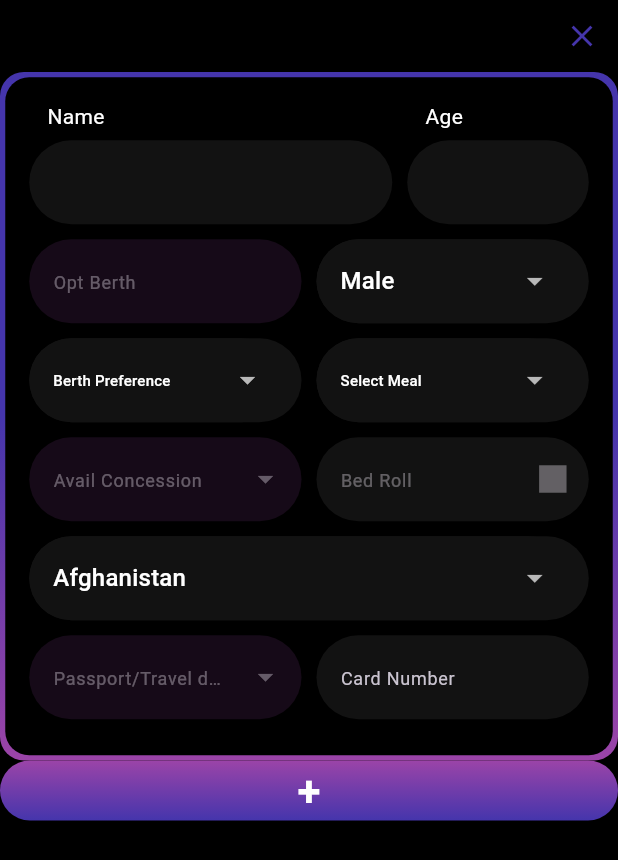
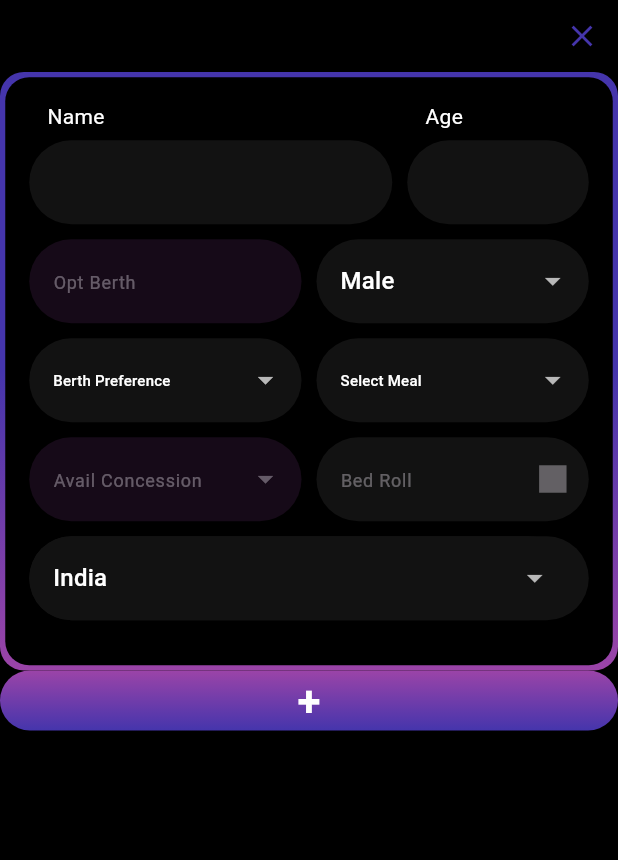
Before and after one commit to noobarafat/Rail_Ticketing, a Flutter app: the PassengerDetails widget shown alone on an empty page, opened directly, on a phone screen of 412 x 824 dp. Shown: the top 860 px of the screen. Run offline on Flutter 3.47's test engine with Material 3 defaults, Android fonts, the phone set to English and light mode, and no system bars; our stand-ins replace get.

Commit message:
code refactoring

```diff
--- /dev/null
+++ b/lib/models/passenger_detrails_model.dart
@@ -0,0 +1,22 @@
+import 'package:flutter/material.dart';
+
+class PassengerDetailsModel {
+  TextEditingController passengerName;
+  TextEditingController passengerAge;
+
+  String passengerGender = "Male";
+  String passengerBerthPref = "Berth Preference";
+  String passengerMeal = "Select Meal";
+  String passengerCountry = "India";
+
+  TextEditingController? passengerCardNumner;
+  // String? passportOrTravelDoc;
+
+  // String? optBerth;
+  // String? availConsession;
+  // String? bedRoll;
+
+  PassengerDetailsModel()
+    : passengerName = TextEditingController(),
+      passengerAge = TextEditingController();
+}
--- a/lib/models/passenger_model.dart
+++ /dev/null
@@ -1,13 +0,0 @@
-import 'package:flutter/material.dart';
-
-class PassengerDetailsModel {
-  TextEditingController nameController = TextEditingController();
-  TextEditingController ageController = TextEditingController();
-  TextEditingController berth = TextEditingController();
-  TextEditingController gender = TextEditingController();
-  TextEditingController berthPref = TextEditingController();
-  TextEditingController selectMeal = TextEditingController();
-  TextEditingController availConsession = TextEditingController();
-  TextEditingController bedRoll = TextEditingController();
-  TextEditingController country = TextEditingController();
-}
--- a/lib/viewmodels/passenger_details_viewmodel.dart
+++ b/lib/viewmodels/passenger_details_viewmodel.dart
@@ -1,9 +1,11 @@
+import 'package:flutter/material.dart';
 import 'package:get/get.dart';
-import 'package:rail_ticketing/core/country_list.dart';
-import 'package:rail_ticketing/models/passenger_model.dart';
+
+import 'package:rail_ticketing/models/passenger_detrails_model.dart';
 
 class PassengerDetailsViewmodel extends GetxController {
   List<PassengerDetailsModel> passengers = [];
+  List<GlobalKey<FormState>> passengerFormKey = [];
 
   @override
   void onInit() {
@@ -12,34 +14,27 @@ class PassengerDetailsViewmodel extends GetxController {
     super.onInit();
   }
 
-  void addPassenger() {
+  bool addPassenger() {
+    if (passengers.length >= 6) {
+      return false;
+    }
     passengers.add(PassengerDetailsModel());
+    passengerFormKey.add(GlobalKey<FormState>());
     update();
+
+    return true;
   }
 
   void removeUser(int index) {
-    passengers[index].nameController.dispose();
-    passengers[index].ageController.dispose();
+    passengers[index].passengerName.dispose();
+    passengers[index].passengerAge.dispose();
+
     passengers.removeAt(index);
+    passengerFormKey.removeAt(index);
     update();
   }
 
   List<String> genders = ["Male", "Female", "Transgender"];
-  String selectedGender = "Male";
-  void chooseGender(String? gender) {
-    if (gender != null) {
-      selectedGender = gender;
-    }
-    update();
-  }
-
-  String selectedCountry = CountryList.countries[0];
-  void chooseCountry(String? country) {
-    if (country != null) {
-      selectedCountry = country;
-    }
-    update();
-  }
 
   List<String> availableBerthPreferences = [
     "Berth Preference",
@@ -52,13 +47,6 @@ class PassengerDetailsViewmodel extends GetxController {
     "CABIN",
     "COUPE",
   ];
-  String selectedBerthPref = "Berth Preference";
-  void chooseBerthPref(String? berth) {
-    if (berth != null) {
-      selectedBerthPref = berth;
-    }
-    update();
-  }
 
   List<String> availableMeals = [
     "Select Meal",
@@ -69,11 +57,4 @@ class PassengerDetailsViewmodel extends GetxController {
     "NON VEG (DIABETIC)",
     "NO FOOD",
   ];
-  String selectedMeal = "Select Meal";
-  void chooseMeal(String? meal) {
-    if (meal != null) {
-      selectedMeal = meal;
-    }
-    update();
-  }
 }
--- a/lib/views/pages/rail_connect_form_page.dart
+++ b/lib/views/pages/rail_connect_form_page.dart
@@ -6,6 +6,7 @@ class RailConnectFormPage extends StatelessWidget {
 
   @override
   Widget build(BuildContext context) {
-    return WebsiteFormPage();
+    //return WebsiteFormPage();
+    return Placeholder();
   }
 }
--- a/lib/views/pages/website_form_page.dart
+++ b/lib/views/pages/website_form_page.dart
@@ -6,7 +6,6 @@ import 'package:rail_ticketing/views/widgets/custom_fields/login_field.dart';
 import 'package:rail_ticketing/views/widgets/custom_fields/passenger_details.dart';
 import 'package:rail_ticketing/views/widgets/custom_fields/payment_field.dart';
 import 'package:rail_ticketing/views/widgets/custom_gradient_button.dart';
-
 import 'package:rail_ticketing/views/widgets/text_field_box.dart';
 
 class WebsiteFormPage extends StatelessWidget {
--- a/lib/views/widgets/custom_fields/passenger_details.dart
+++ b/lib/views/widgets/custom_fields/passenger_details.dart
@@ -3,6 +3,7 @@ import 'package:get/get.dart';
 
 import 'package:rail_ticketing/core/color_pallet.dart';
 import 'package:rail_ticketing/core/country_list.dart';
+import 'package:rail_ticketing/models/passenger_detrails_model.dart';
 import 'package:rail_ticketing/viewmodels/passenger_details_viewmodel.dart';
 import 'package:rail_ticketing/views/widgets/custom_gradient_button.dart';
 import 'package:rail_ticketing/views/widgets/text_field_box.dart';
@@ -24,45 +25,10 @@ class PassengerDetails extends StatelessWidget {
               physics: NeverScrollableScrollPhysics(),
               itemCount: passengerViewmodel.passengers.length,
               itemBuilder: (context, index) {
-                final pessenger = passengerViewmodel.passengers[index];
-                // return Card(
-
-                //   margin: EdgeInsets.symmetric(vertical: 8),
-                //   child: Padding(
-                //     padding: const EdgeInsets.all(12.0),
-                //     child: Column(
-                //       crossAxisAlignment: CrossAxisAlignment.start,
-                //       children: [
-                //         Row(
-                //           children: [
-                //             Text(
-                //               "Passenger: ${index + 1}",
-                //               style: TextStyle(fontWeight: FontWeight.bold),
-                //             ),
-                //             Spacer(),
-                //             IconButton(
-                //               icon: Icon(Icons.delete),
-                //               onPressed:
-                //                   () => passengerViewmodel.removeUser(index),
-                //             ),
-                //           ],
-                //         ),
-                //         TextFormField(
-                //           controller: user.nameController,
-                //           decoration: InputDecoration(labelText: 'Name'),
-                //         ),
-                //         SizedBox(height: 8),
-                //         TextFormField(
-                //           controller: user.ageController,
-                //           keyboardType: TextInputType.number,
-                //           decoration: InputDecoration(labelText: 'Age'),
-                //         ),
-                //       ],
-                //     ),
-                //   ),
-                // );
-
-                return Column(
+                final passenger = passengerViewmodel.passengers[index];
+                return Form(
+                  key: controller.passengerFormKey[index],
+                  child: Column(
                     crossAxisAlignment: CrossAxisAlignment.end,
                     children: [
                       IconButton(
@@ -79,22 +45,28 @@ class PassengerDetails extends StatelessWidget {
                         child: Column(
                           crossAxisAlignment: CrossAxisAlignment.start,
                           children: [
-                          _buildNameAgeRow(),
+                            _buildNameAgeRow(passenger),
                             const SizedBox(height: 10),
-                          _buildBerthAndGender(controller),
+                            _buildBerthAndGender(controller, passenger),
                             const SizedBox(height: 10),
-                          _buildBerthPreferenceAndMealSection(controller),
+                            _buildBerthPreferenceAndMealSection(
+                              controller,
+                              passenger,
+                            ),
                             const SizedBox(height: 10),
                             _buildAvailAndBed(),
                             const SizedBox(height: 10),
-                          _buildCountryField(controller),
+                            _buildCountryField(controller, passenger),
                             const SizedBox(height: 10),
-                          _buildPassportCardNumberSection(),
-                          Padding(padding: EdgeInsets.only(bottom: 8)),
+                            passenger.passengerCountry != "India"
+                                ? _buildPassportCardNumberSection(passenger)
+                                : SizedBox(height: 0),
+                            Padding(padding: EdgeInsets.only(bottom: 4)),
                           ],
                         ),
                       ),
                     ],
+                  ),
                 );
               },
             ),
@@ -102,7 +74,18 @@ class PassengerDetails extends StatelessWidget {
               buttonName: "+",
               buttonHeight: 40,
               buttonWidth: double.maxFinite,
-              onPressed: () => controller.addPassenger(),
+              onPressed: () {
+                bool isSuccessful = controller.addPassenger();
+                if (!isSuccessful) {
+                  ScaffoldMessenger.of(context).showSnackBar(
+                    SnackBar(
+                      duration: const Duration(milliseconds: 800),
+                      margin: EdgeInsets.symmetric(horizontal: 40),
+                      content: Text("Maximum 6 passenger allowed"),
+                    ),
+                  );
+                }
+              },
             ),
           ],
         );
@@ -110,7 +93,7 @@ class PassengerDetails extends StatelessWidget {
     );
   }
 
-  Row _buildNameAgeRow() {
+  Row _buildNameAgeRow(PassengerDetailsModel passenger) {
     return Row(
       mainAxisAlignment: MainAxisAlignment.start,
       children: [
@@ -123,7 +106,16 @@ class PassengerDetails extends StatelessWidget {
                 padding: const EdgeInsets.only(left: 12, bottom: 6),
                 child: Text("Name"),
               ),
-              TextFormField(),
+              TextFormField(
+                controller: passenger.passengerName,
+                validator: (value) {
+                  if (value == null || value.trim().isEmpty) {
+                    return "Name required";
+                  } else {
+                    return null;
+                  }
+                },
+              ),
             ],
           ),
         ),
@@ -137,7 +129,16 @@ class PassengerDetails extends StatelessWidget {
                 padding: const EdgeInsets.only(left: 12, bottom: 6),
                 child: Text("Age"),
               ),
-              TextFormField(),
+              TextFormField(
+                controller: passenger.passengerAge,
+                validator: (value) {
+                  if (value == null || value.trim().isEmpty) {
+                    return "Age required";
+                  } else {
+                    return null;
+                  }
+                },
+              ),
             ],
           ),
         ),
@@ -145,7 +146,10 @@ class PassengerDetails extends StatelessWidget {
     );
   }
 
-  Row _buildBerthAndGender(PassengerDetailsViewmodel controller) {
+  Row _buildBerthAndGender(
+    PassengerDetailsViewmodel controller,
+    PassengerDetailsModel passenger,
+  ) {
     return Row(
       children: [
         Flexible(
@@ -161,43 +165,42 @@ class PassengerDetails extends StatelessWidget {
         Padding(padding: EdgeInsets.only(left: 10)),
         Flexible(
           flex: 1,
-          child: TextField(
-            decoration: InputDecoration(
-              suffixIcon: Padding(
-                padding: EdgeInsets.only(right: 12),
           child: DropdownButtonFormField<String>(
-                  value: controller.selectedGender,
+            value: passenger.passengerGender,
             items:
                 controller.genders
-                          .map(
-                            (e) => DropdownMenuItem(value: e, child: Text(e)),
-                          )
+                    .map((e) => DropdownMenuItem(value: e, child: Text(e)))
                     .toList(),
             onChanged: (val) {
-                    controller.chooseGender(val);
+              if (val != null) {
+                passenger.passengerGender = val;
+              }
             },
-                ),
-              ),
-            ),
           ),
         ),
       ],
     );
   }
 
-  Widget _buildCountryField(PassengerDetailsViewmodel controller) {
+  Widget _buildCountryField(
+    PassengerDetailsViewmodel controller,
+    PassengerDetailsModel passenger,
+  ) {
     return TextField(
       decoration: InputDecoration(
         suffixIcon: Padding(
           padding: EdgeInsets.only(right: 12),
           child: DropdownButtonFormField<String>(
-            value: controller.selectedCountry,
+            value: passenger.passengerCountry,
             items:
                 CountryList.countries
                     .map((e) => DropdownMenuItem(value: e, child: Text(e)))
                     .toList(),
             onChanged: (val) {
-              controller.chooseCountry(val);
+              if (val != null) {
+                passenger.passengerCountry = val;
+                controller.update();
+              }
             },
           ),
         ),
@@ -207,16 +210,13 @@ class PassengerDetails extends StatelessWidget {
 
   Row _buildBerthPreferenceAndMealSection(
     PassengerDetailsViewmodel controller,
+    PassengerDetailsModel passenger,
   ) {
     return Row(
       children: [
         Expanded(
-          child: TextField(
-            decoration: InputDecoration(
-              suffixIcon: Padding(
-                padding: EdgeInsets.only(right: 12),
           child: DropdownButtonFormField<String>(
-                  value: controller.selectedBerthPref,
+            value: passenger.passengerBerthPref,
             items:
                 controller.availableBerthPreferences
                     .map(
@@ -227,21 +227,16 @@ class PassengerDetails extends StatelessWidget {
                     )
                     .toList(),
             onChanged: (val) {
-                    controller.chooseBerthPref(val);
+              if (val != null) {
+                passenger.passengerBerthPref = val;
+              }
             },
-                ),
-              ),
-            ),
           ),
         ),
         Padding(padding: EdgeInsets.only(left: 10)),
         Expanded(
-          child: TextField(
-            decoration: InputDecoration(
-              suffixIcon: Padding(
-                padding: EdgeInsets.only(right: 12),
           child: DropdownButtonFormField<String>(
-                  value: controller.selectedMeal,
+            value: passenger.passengerMeal,
             items:
                 controller.availableMeals
                     .map(
@@ -252,11 +247,10 @@ class PassengerDetails extends StatelessWidget {
                     )
                     .toList(),
             onChanged: (val) {
-                    controller.chooseMeal(val);
+              if (val != null) {
+                passenger.passengerMeal = val;
+              }
             },
-                ),
-              ),
-            ),
           ),
         ),
       ],
@@ -293,7 +287,7 @@ class PassengerDetails extends StatelessWidget {
     );
   }
 
-  Row _buildPassportCardNumberSection() {
+  Row _buildPassportCardNumberSection(PassengerDetailsModel passenger) {
     return Row(
       children: [
         Flexible(
@@ -310,7 +304,8 @@ class PassengerDetails extends StatelessWidget {
         Padding(padding: EdgeInsets.only(left: 10)),
         Flexible(
           flex: 1,
-          child: TextFormField(
+          child: TextField(
+            controller: passenger.passengerCardNumner,
             decoration: InputDecoration(hintText: "Card Number"),
           ),
         ),
```
Lines whose indentation alone changed are shown as unchanged.
